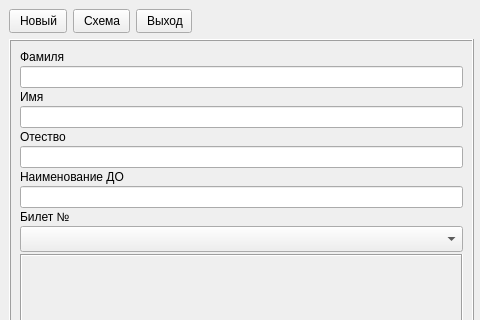
Qt form mainwindow.ui (AlexeyScherbakov2021/ClientExam) before a commit; both pictures show x 0 to 480 and y 0 to 320 of the 721 by 520 pixel window.
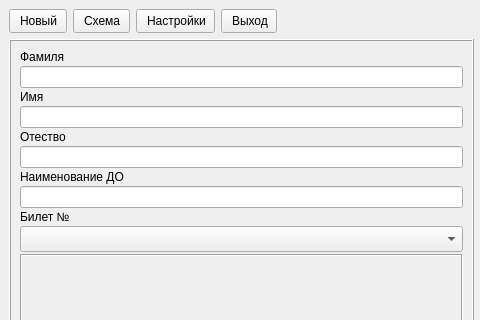
The same form after that commit. Icons and pictures are not drawn.

```diff
--- a/mainwindow.ui
+++ b/mainwindow.ui
@@ -94,6 +94,27 @@
          </property>
         </widget>
        </item>
+       <item>
+        <widget class="QPushButton" name="pushButtonSet">
+         <property name="toolTip">
+          <string>Настройки соединения</string>
+         </property>
+         <property name="text">
+          <string>Настройки</string>
+         </property>
+         <property name="icon">
+          <iconset>
+           <normalon>:/resources/Equipment.png</normalon>
+          </iconset>
+         </property>
+         <property name="iconSize">
+          <size>
+           <width>32</width>
+           <height>32</height>
+          </size>
+         </property>
+        </widget>
+       </item>
        <item>
         <widget class="QPushButton" name="pushButtonExit">
          <property name="text">
```
Left out of the diff: 3 changed lines with no effect on the pictures.
